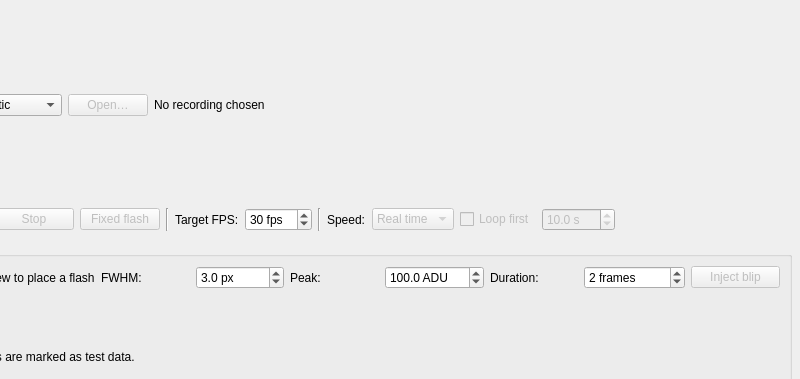
This is mainwindow.ui in ppissias/SeleneWatch as Qt 5 draws it before an edit; both pictures show x 100 to 900 and y 0 to 379 of the 900 by 660 pixel window. The edited form follows.
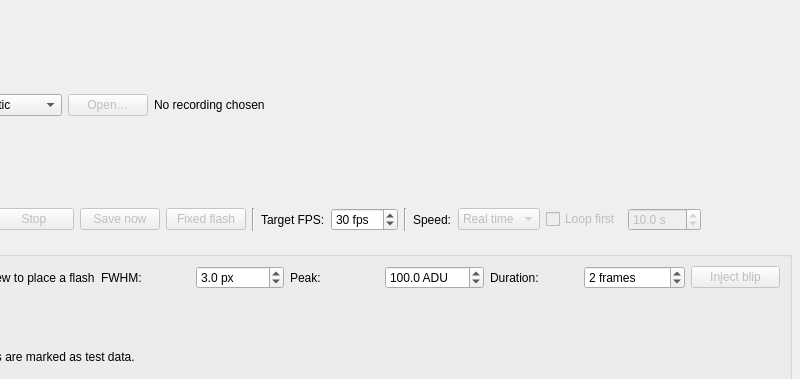
This is the edited form. Custom widgets are drawn as their Qt base class.

The edit to the form file:
```diff
--- a/mainwindow.ui
+++ b/mainwindow.ui
@@ -97,6 +97,13 @@
         </property>
        </widget>
       </item>
+      <item>
+       <widget class="QPushButton" name="saveNowButton">
+        <property name="enabled"><bool>false</bool></property>
+        <property name="text"><string>Save now</string></property>
+        <property name="toolTip"><string>Keep the current history and following interval as a manual capture</string></property>
+       </widget>
+      </item>
       <item>
        <widget class="QPushButton" name="injectFlashButton">
         <property name="enabled">
```
